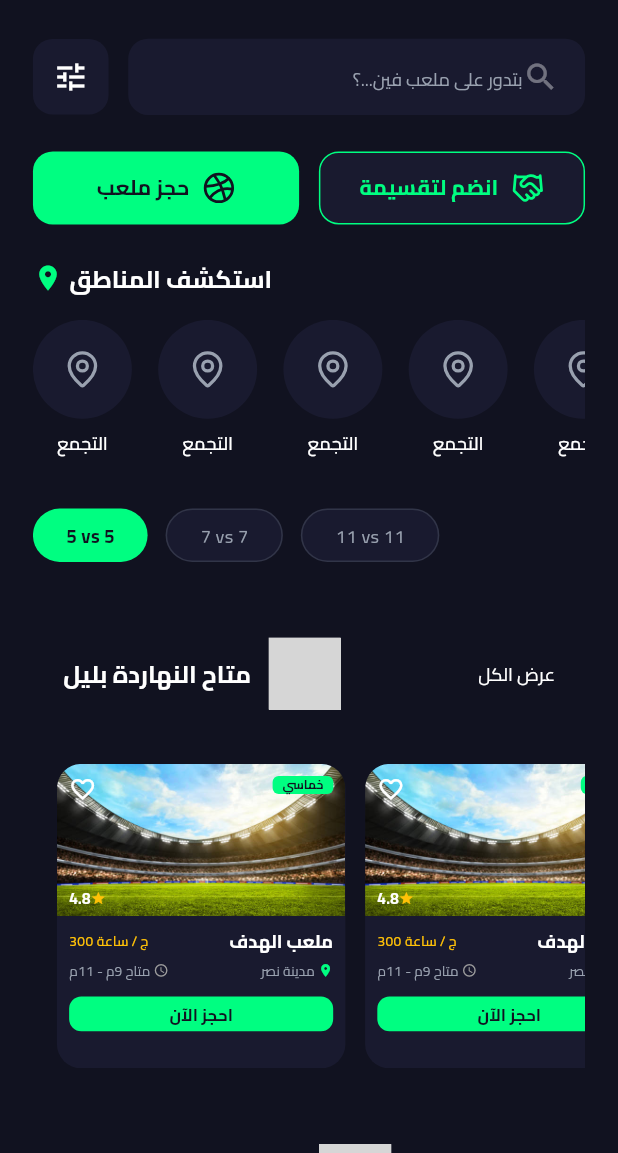
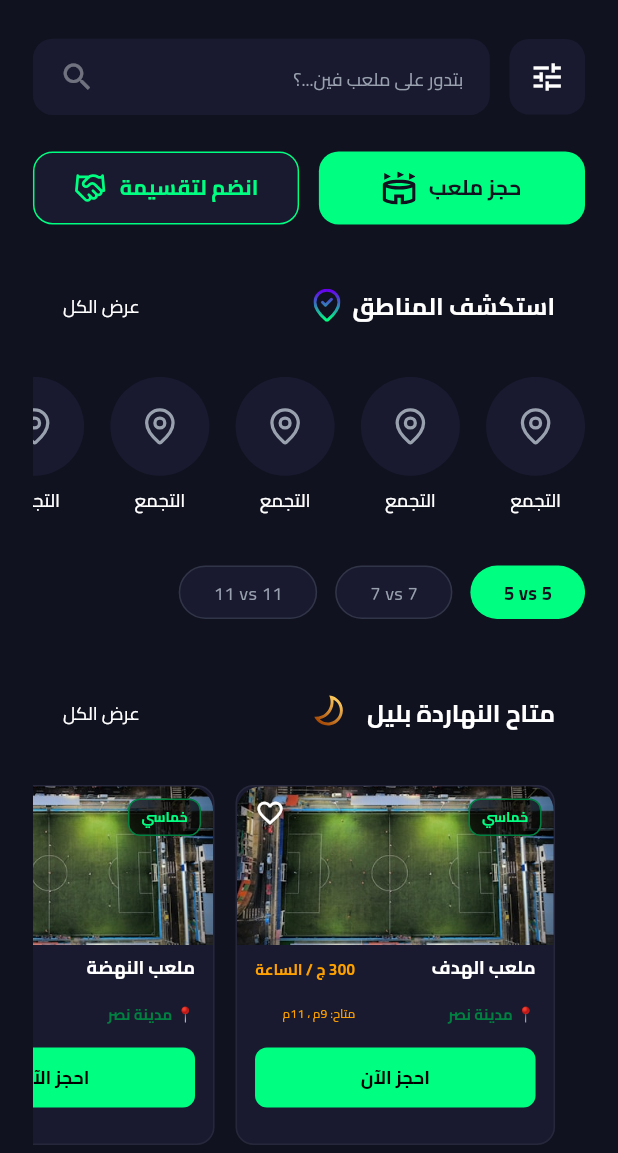
Before and after one commit to ahmedabdelkrim125/YALLA-KORA, a Flutter app: the SearchScreen screen opened by its route, on a phone screen of 412 x 824 dp, the part 83-1236 px from its top. Run offline on Flutter 3.47's test engine with Material 3 defaults, Android fonts, the phone set to English and light mode, and no system bars; our stand-ins replace dio, flutter_bloc, flutter_riverpod, flutter_screenutil, flutter_svg, freezed_annotation and 4 more; missing offline and left inert: liquid_glass_renderer, phone_form_field; generated files the repository leaves out were written again; grey boxes are pictures that could not be loaded.

Commit message:
update stadium and join match cards design and test all widgets for to tap join match and booking match

```diff
--- a/lib/core/constants/app_images.dart
+++ b/lib/core/constants/app_images.dart
@@ -11,6 +11,10 @@
   static const String googleIcon = 'assets/SVG/theme_google.svg';
   static const String logosvg = 'assets/SVG/logo.svg';
   static const String football = 'assets/SVG/football.svg';
+  static const String nighticon = 'assets/SVG/nighticon.svg';
+  static const String popular = 'assets/SVG/popular.svg';
+  static const String staduimicon = 'assets/SVG/staduimicon.svg';
+  static const String handshake= 'assets/SVG/handshake.svg';
 
   // 🔥 Navigation Icons
   static const String home = 'assets/images/home.png';
--- a/lib/features/search/ui/search_screen.dart
+++ b/lib/features/search/ui/search_screen.dart
@@ -20,7 +20,9 @@
 
   @override
   Widget build(BuildContext context) {
-    return Scaffold(
+    return Directionality(
+      textDirection: TextDirection.rtl,
+      child: Scaffold(
         backgroundColor: AppColors.darkBackground,
         body: SafeArea(
           child: Column(
@@ -61,6 +63,7 @@
             ],
           ),
         ),
+      ),
     );
   }
 }
--- a/lib/features/search/ui/widgets/JoinMatchBody.dart
+++ b/lib/features/search/ui/widgets/JoinMatchBody.dart
@@ -1,9 +1,10 @@
 import 'package:flutter/material.dart';
+import 'package:yalla_kora/core/constants/app_images.dart';
 import 'package:yalla_kora/core/helper/spacing.dart';
 import 'package:yalla_kora/features/home/ui/widgets/section_header.dart';
 import 'explore_areas_list.dart';
 import 'field_type_selector.dart';
-import 'join_match_list.dart'; // القائمة اللي عملناها فوق
+import 'join_match_list.dart';
 
 class JoinMatchBody extends StatelessWidget {
   const JoinMatchBody({super.key});
@@ -19,7 +20,10 @@
           const FieldTypeSelector(),
           verticalSpace(context, height: 32),
 
-          const SectionHeader(title: "كَمّل التقسيمة ⚽", iconPath: ''),
+          const SectionHeader(
+            title: "كَمّل التقسيمة ",
+            iconPath: Assets.handshakeIcon,
+          ),
           verticalSpace(context, height: 16),
 
           const JoinMatchList(),
--- a/lib/features/search/ui/widgets/booking_body.dart
+++ b/lib/features/search/ui/widgets/booking_body.dart
@@ -1,5 +1,7 @@
 import 'package:flutter/material.dart';
+import 'package:yalla_kora/core/constants/app_images.dart';
 import 'package:yalla_kora/core/helper/spacing.dart';
+import 'package:yalla_kora/features/home/ui/home_screen.dart';
 import 'package:yalla_kora/features/home/ui/widgets/section_header.dart';
 import 'package:yalla_kora/features/search/ui/widgets/stadiums_list.dart';
 import 'explore_areas_list.dart';
@@ -7,6 +9,32 @@
 
 class BookingBody extends StatelessWidget {
   const BookingBody({super.key});
+  static const _fields = [
+    FieldModel(
+      name: 'ملعب الهدف',
+      price: '300 ج / الساعة',
+      location: 'مدينة نصر',
+      availability: 'متاح: 9م ، 11م',
+      badge: 'خماسي',
+      image: Assets.facility6,
+    ),
+    FieldModel(
+      name: 'ملعب النهضة',
+      price: '350 ج / الساعة',
+      location: 'مدينة نصر',
+      availability: 'متاح: 9م ، 11م',
+      badge: 'خماسي',
+      image: Assets.facility6,
+    ),
+    FieldModel(
+      name: 'ملعب الأبطال',
+      price: '280 ج / الساعة',
+      location: 'العباسية',
+      availability: 'متاح: 9م ، 11م',
+      badge: 'خماسي',
+      image: Assets.facility6,
+    ),
+  ];
 
   @override
   Widget build(BuildContext context) {
@@ -22,15 +50,21 @@
 
           verticalSpace(context, height: 32),
 
-          const SectionHeader(title: "متاح النهاردة بليل ", iconPath: '',),
+          const SectionHeader(
+            title: "متاح النهاردة بليل ",
+            iconPath: Assets.nighticon,
+          ),
           verticalSpace(context, height: 16),
-          const StadiumsList(),
+          StadiumsList(fields: _fields),
 
           verticalSpace(context, height: 32),
 
-          const SectionHeader(title: "الأكثر حجزاً هذا الأسبوع", iconPath: '',),
+          const SectionHeader(
+            title: "الأكثر حجزاً هذا الأسبوع",
+            iconPath: Assets.popular,
+          ),
           verticalSpace(context, height: 16),
-          const StadiumsList(),
+          StadiumsList(fields: _fields),
 
           verticalSpace(context, height: 40),
         ],
--- a/lib/features/search/ui/widgets/explore_areas_list.dart
+++ b/lib/features/search/ui/widgets/explore_areas_list.dart
@@ -5,6 +5,7 @@
 import 'package:yalla_kora/core/helper/spacing.dart';
 import 'package:yalla_kora/core/theme/app_colors.dart';
 import 'package:yalla_kora/core/theme/text_styles.dart';
+import 'package:yalla_kora/features/home/ui/widgets/section_header.dart';
 
 class ExploreAreasList extends StatelessWidget {
   const ExploreAreasList({super.key});
@@ -13,20 +14,19 @@
   Widget build(BuildContext context) {
     return Column(
       children: [
-        Row(
-          children: [
-            const Icon(Icons.location_on, color: AppColors.primaryGreen, size: 20),
-            horizontalSpace(context, width: 4),
-            Text("استكشف المناطق", style: TextStyles.boldWhite16),
-          ],
+        const SectionHeader(
+          title: "استكشف المناطق",
+          iconPath: Assets.nearLocationIcon,
         ),
+
         verticalSpace(context, height: 16),
         SizedBox(
           height: 100.h(context),
           child: ListView.separated(
             scrollDirection: Axis.horizontal,
             itemCount: 5,
-            separatorBuilder: (context, index) => horizontalSpace(context, width: 16),
+            separatorBuilder: (context, index) =>
+                horizontalSpace(context, width: 16),
             itemBuilder: (context, index) => _buildAreaItem(context, "التجمع"),
           ),
         ),
--- a/lib/features/search/ui/widgets/join_match_card.dart
+++ b/lib/features/search/ui/widgets/join_match_card.dart
@@ -3,6 +3,7 @@
 import 'package:yalla_kora/core/helper/spacing.dart';
 import 'package:yalla_kora/core/theme/app_colors.dart';
 import 'package:yalla_kora/core/theme/text_styles.dart';
+import 'package:yalla_kora/features/home/ui/widgets/badge_chip.dart';
 
 class JoinMatchCard extends StatelessWidget {
   const JoinMatchCard({super.key});
@@ -23,7 +24,7 @@
               ClipRRect(
                 borderRadius: BorderRadius.vertical(top: Radius.circular(16.r)),
                 child: Image.asset(
-                  'assets/images/stadium.jpg',
+                  'assets/images/facility6.jpg',
                   height: 100.h,
                   width: double.infinity,
                   fit: BoxFit.cover,
@@ -32,26 +33,26 @@
               Positioned(
                 top: 8,
                 right: 8,
-                child: Container(
-                  padding: EdgeInsets.symmetric(horizontal: 6.w, vertical: 2.h),
-                  decoration: BoxDecoration(
-                    color: AppColors.primaryGreen,
-                    borderRadius: BorderRadius.circular(4.r),
-                  ),
-                  child: Text("خماسي", style: TextStyles.boldDarkBackground18.copyWith(fontSize: 8.sp)),
-                ),
+                child: const BadgeChip(label: 'خماسي'),
               ),
               Positioned(
                 top: 8,
                 left: 8,
-                child: Icon(Icons.favorite_border, color: Colors.white, size: 18.r),
+                child: Icon(
+                  Icons.favorite_border,
+                  color: Colors.white,
+                  size: 18.r,
+                ),
               ),
               Positioned(
                 bottom: 8,
                 right: 8,
                 child: Text(
                   "النهاردة 10:30 م",
-                  style: TextStyles.boldWhite14.copyWith(fontSize: 10.sp),
+                  style: TextStyles.boldWhite14.copyWith(
+                    fontSize: 10.sp,
+                    color: AppColors.orangeColor,
+                  ),
                 ),
               ),
               Positioned(
@@ -59,14 +60,16 @@
                 left: 8,
                 child: Row(
                   children: [
-                    Text("4.8", style: TextStyles.boldWhite14.copyWith(fontSize: 10.sp)),
+                    Text(
+                      "4.8",
+                      style: TextStyles.boldWhite14.copyWith(fontSize: 10.sp),
+                    ),
                     Icon(Icons.star, color: Colors.amber, size: 10.r),
                   ],
                 ),
               ),
             ],
           ),
-
           Padding(
             padding: EdgeInsets.all(8.r),
             child: Column(
@@ -75,8 +78,21 @@
                   mainAxisAlignment: MainAxisAlignment.spaceBetween,
                   textDirection: TextDirection.rtl,
                   children: [
-                    Text("ملعب العالمي", style: TextStyles.boldWhite14.copyWith(fontSize: 12.sp)),
-                    Text("50 ج / فرد", style: TextStyles.mediumprimaryGreen12.copyWith(color: Colors.amber, fontSize: 9.sp)),
+                    Text(
+                      "ملعب العالمي",
+                      style: TextStyles.boldWhite14.copyWith(fontSize: 12.sp),
+                    ),
+                    Row(
+                      children: [
+                        Text(
+                          '📍 ${"مدينة نصر"}',
+                          style: TextStyles.regularGrey12.copyWith(
+                            fontSize: 9.sp,
+                          ),
+                        ),
+                        horizontalSpace(context, width: 2),
+                      ],
+                    ),
                   ],
                 ),
                 verticalSpace(context, height: 6),
@@ -85,17 +101,16 @@
                   mainAxisAlignment: MainAxisAlignment.spaceBetween,
                   textDirection: TextDirection.rtl,
                   children: [
-                    Row(
-                      children: [
-                        Text("5 من 10 لاعب", style: TextStyles.regularGrey12.copyWith(fontSize: 9.sp)),
-                      ],
+                    Text(
+                      "5 من 10 لاعب",
+                      style: TextStyles.regularGrey12.copyWith(fontSize: 9.sp),
                     ),
-                    Row(
-                      children: [
-                        Text("مدينة نصر", style: TextStyles.regularGrey12.copyWith(fontSize: 9.sp)),
-                        horizontalSpace(context, width: 2),
-                        Icon(Icons.location_on, color: AppColors.primaryGreen, size: 10.r),
-                      ],
+                    Text(
+                      "فاضل 5",
+                      style: TextStyles.regularGrey12.copyWith(
+                        fontSize: 8.sp,
+                        color: AppColors.primaryGreen,
+                      ),
                     ),
                   ],
                 ),
@@ -111,17 +126,22 @@
                     borderRadius: BorderRadius.circular(2.r),
                   ),
                 ),
-                verticalSpace(context, height: 4),
+                verticalSpace(context, height: 8),
 
                 Row(
                   mainAxisAlignment: MainAxisAlignment.start,
                   textDirection: TextDirection.rtl,
                   children: [
-                    Text("فاضل 5", style: TextStyles.regularGrey12.copyWith(fontSize: 8.sp, color: AppColors.primaryGreen)),
+                    Text(
+                      "50 ج / فرد",
+                      style: TextStyles.mediumprimaryGreen12.copyWith(
+                        color: Colors.amber,
+                        fontSize: 9.sp,
+                      ),
+                    ),
                   ],
                 ),
-
-                verticalSpace(context, height: 10),
+                verticalSpace(context, height: 8),
 
                 Container(
                   width: double.infinity,
@@ -131,7 +151,12 @@
                     borderRadius: BorderRadius.circular(8.r),
                   ),
                   child: Center(
-                    child: Text("انضم الآن", style: TextStyles.boldDarkBackground18.copyWith(fontSize: 11.sp)),
+                    child: Text(
+                      "انضم الآن",
+                      style: TextStyles.boldDarkBackground18.copyWith(
+                        fontSize: 11.sp,
+                      ),
+                    ),
                   ),
                 ),
               ],
--- a/lib/features/search/ui/widgets/join_match_list.dart
+++ b/lib/features/search/ui/widgets/join_match_list.dart
@@ -15,7 +15,8 @@
         itemCount: 5,
         padding: EdgeInsets.symmetric(horizontal: 16.w),
         physics: const BouncingScrollPhysics(),
-        separatorBuilder: (context, index) => horizontalSpace(context, width: 12),
+        separatorBuilder: (context, index) =>
+            horizontalSpace(context, width: 12),
         itemBuilder: (context, index) {
           return const JoinMatchCard();
         },
--- a/lib/features/search/ui/widgets/search_action_buttons.dart
+++ b/lib/features/search/ui/widgets/search_action_buttons.dart
@@ -19,14 +19,14 @@
       children: [
         ActionButtonItem(
           title: "حجز ملعب",
-          icon: Assets.football,
+          icon: Assets.staduimicon,
           isSelected: selectedIndex == 0,
           onTap: () => onTabChanged(0),
         ),
         horizontalSpace(context, width: 12),
         ActionButtonItem(
           title: "انضم لتقسيمة",
-          icon: Assets.handshakeIcon,
+          icon: Assets.handshake,
           isSelected: selectedIndex == 1,
           onTap: () => onTabChanged(1),
         ),
--- a/lib/features/search/ui/widgets/stadium_card.dart
+++ b/lib/features/search/ui/widgets/stadium_card.dart
@@ -1,137 +1,105 @@
+// ─────────────────────────────────────────
+//  Staduim Card (Updated with Favorite Icon)
+// ─────────────────────────────────────────
 import 'package:flutter/material.dart';
-import 'package:flutter_screenutil/flutter_screenutil.dart';
-import 'package:yalla_kora/core/helper/spacing.dart';
 import 'package:yalla_kora/core/theme/app_colors.dart';
 import 'package:yalla_kora/core/theme/text_styles.dart';
+import 'package:yalla_kora/features/home/ui/home_screen.dart';
+import 'package:yalla_kora/features/home/ui/widgets/field_image.dart';
+import 'package:yalla_kora/features/home/ui/widgets/primary_button.dart';
 
 class StadiumCard extends StatelessWidget {
-  const StadiumCard({super.key});
+  final FieldModel field;
+
+  const StadiumCard({super.key, required this.field});
 
   @override
   Widget build(BuildContext context) {
     return Container(
-      width: 175.w,
+      width: 213,
       decoration: BoxDecoration(
         color: AppColors.card2,
-        borderRadius: BorderRadius.circular(16.r),
+        borderRadius: BorderRadius.circular(12),
+        border: Border.all(color: const Color(0x0fffffff)),
       ),
       child: Column(
+        crossAxisAlignment: CrossAxisAlignment.start,
         children: [
           Stack(
             children: [
-              ClipRRect(
-                borderRadius: BorderRadius.vertical(top: Radius.circular(16.r)),
-                child: Image.asset(
-                  'assets/images/stadium.jpg',
-                  height: 100.h,
-                  width: double.infinity,
-                  fit: BoxFit.cover,
-                ),
-              ),
+              FieldImage(imagePath: field.image, badge: field.badge),
+
               Positioned(
                 top: 8,
-                left: 8,
-                child: Icon(Icons.favorite_border, color: Colors.white, size: 18.r),
+                left: 12,
+                child: GestureDetector(
+                  onTap: () {},
+                  child: const Icon(
+                    Icons.favorite_border,
+                    color: Colors.white,
+                    size: 20,
                   ),
-              Positioned(
-                top: 8,
-                right: 8,
-                child: Container(
-                  padding: EdgeInsets.symmetric(horizontal: 6.w, vertical: 2.h),
-                  decoration: BoxDecoration(
-                    color: AppColors.primaryGreen,
-                    borderRadius: BorderRadius.circular(4.r),
-                  ),
-                  child: Text(
-                    "خماسي",
-                    style: TextStyles.boldDarkBackground18.copyWith(fontSize: 8.sp),
-                  ),
-                ),
-              ),
-              Positioned(
-                bottom: 4,
-                left: 8,
-                child: Row(
-                  children: [
-                    Text(
-                      "4.8",
-                      style: TextStyles.boldWhite14.copyWith(fontSize: 10.sp),
-                    ),
-                    Icon(Icons.star, color: Colors.amber, size: 10.r),
-                  ],
                 ),
               ),
             ],
           ),
 
-          Padding(
-            padding: EdgeInsets.all(8.r),
+          Expanded(
+            child: Padding(
+              padding: const EdgeInsets.only(
+                top: 6,
+                left: 12,
+                right: 12,
+                bottom: 12,
+              ),
               child: Column(
+                crossAxisAlignment: CrossAxisAlignment.start,
                 children: [
                   Row(
-                  mainAxisAlignment: MainAxisAlignment.spaceBetween,
-                  textDirection: TextDirection.rtl,
+                    mainAxisAlignment: MainAxisAlignment.start,
                     children: [
+                      Expanded(
+                        child: Column(
+                          crossAxisAlignment: CrossAxisAlignment.start,
+                          mainAxisAlignment: MainAxisAlignment.start,
+                          children: [
+                            Text(field.name, style: TextStyles.boldWhite12),
+                            const SizedBox(height: 16),
                             Text(
-                      "ملعب الهدف",
-                      style: TextStyles.boldWhite14.copyWith(fontSize: 12.sp),
-                    ),
-                    Text(
-                      "300 ج / ساعة",
-                      style: TextStyles.mediumprimaryGreen12.copyWith(
-                        color: Colors.amber,
-                        fontSize: 9.sp,
+                              '📍 ${field.location}',
+                              style: TextStyles.boldWhite10.copyWith(
+                                color: AppColors.darkGreen,
                               ),
                             ),
                           ],
                         ),
-
-                verticalSpace(context, height: 6),
-
-                Row(
-                  mainAxisAlignment: MainAxisAlignment.spaceBetween,
-                  textDirection: TextDirection.rtl,
-                  children: [
-                    Row(
+                      ),
+                      const SizedBox(width: 8),
+                      Column(
+                        crossAxisAlignment: CrossAxisAlignment.start,
+                        mainAxisAlignment: MainAxisAlignment.start,
                         children: [
                           Text(
-                          "مدينة نصر",
-                          style: TextStyles.regularGrey12.copyWith(fontSize: 9.sp),
+                            field.price,
+                            style: TextStyles.semiBoldWhite10.copyWith(
+                              color: AppColors.orangeColor,
                             ),
-                        horizontalSpace(context, width: 2),
-                        Icon(Icons.location_on, color: AppColors.primaryGreen, size: 10.r),
-                      ],
                           ),
-                    Row(
-                      children: [
+                          const SizedBox(height: 16),
                           Text(
-                          "متاح 9م - 11م",
-                          style: TextStyles.regularGrey12.copyWith(fontSize: 9.sp),
+                            field.availability,
+                            style: TextStyles.mediumWhite8.copyWith(
+                              color: AppColors.orangeColor,
                             ),
-                        horizontalSpace(context, width: 2),
-                        Icon(Icons.access_time, color: Colors.grey, size: 10.r),
+                          ),
                         ],
                       ),
                     ],
                   ),
-
-                verticalSpace(context, height: 12),
-
-                Container(
-                  width: double.infinity,
-                  padding: EdgeInsets.symmetric(vertical: 6.h),
-                  decoration: BoxDecoration(
-                    color: AppColors.primaryGreen,
-                    borderRadius: BorderRadius.circular(8.r),
+                  const SizedBox(height: 10),
+                  const PrimaryButton(label: 'احجز الآن'),
+                ],
               ),
-                  child: Center(
-                    child: Text(
-                      "احجز الآن",
-                      style: TextStyles.boldDarkBackground18.copyWith(fontSize: 11.sp),
-                    ),
-                  ),
-                ),
-              ],
             ),
           ),
         ],
--- a/lib/features/search/ui/widgets/stadiums_list.dart
+++ b/lib/features/search/ui/widgets/stadiums_list.dart
@@ -1,24 +1,26 @@
+// ─────────────────────────────────────────
+//  Staduim List
+// ─────────────────────────────────────────
 import 'package:flutter/material.dart';
-import 'package:yalla_kora/core/helper/responsive_extensions.dart';
-import 'package:yalla_kora/core/helper/spacing.dart';
-import 'stadium_card.dart';
+import 'package:yalla_kora/features/home/ui/home_screen.dart';
+import 'package:yalla_kora/features/search/ui/widgets/stadium_card.dart';
 
 class StadiumsList extends StatelessWidget {
-  const StadiumsList({super.key});
+  final List<FieldModel> fields;
+
+  const StadiumsList({super.key, required this.fields});
 
   @override
   Widget build(BuildContext context) {
     return SizedBox(
-      height: 200.h(context),
+      height: 240,
       child: ListView.separated(
         scrollDirection: Axis.horizontal,
-        itemCount: 5,
-        padding: const EdgeInsets.symmetric(horizontal: 16),
+        padding: const EdgeInsets.symmetric(horizontal: 20),
         physics: const BouncingScrollPhysics(),
-        separatorBuilder: (context, index) => horizontalSpace(context, width: 12),
-        itemBuilder: (context, index) {
-          return const StadiumCard();
-        },
+        itemCount: fields.length,
+        separatorBuilder: (_, __) => const SizedBox(width: 14),
+        itemBuilder: (context, i) => StadiumCard(field: fields[i]),
       ),
     );
   }
--- a/lib/yalla_kora.dart
+++ b/lib/yalla_kora.dart
@@ -20,7 +20,7 @@
             theme: ThemeData(fontFamily: 'Cairo'),
             debugShowCheckedModeBanner: false,
             onGenerateRoute: AppRouter.generateRoute,
-            initialRoute: Routes.onBoardingScreen,
+            initialRoute: Routes.mainScreen,
           ),
         );
       },
```
Also changed, not shown: assets/SVG/nighticon.svg (added), assets/SVG/popular.svg (added), assets/SVG/staduimicon.svg (added), lib/features/search/ui/widgets/search_field_with_filter.dart (line endings or trailing spaces). Lines whose indentation alone changed are shown as unchanged.
